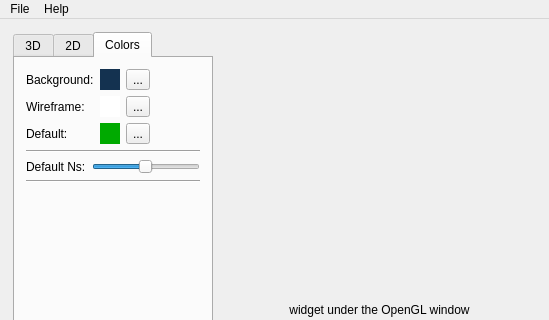
Qt form src/qt/main_window.ui (cppd/math) before a commit; both pictures show x 0 to 549 and y 0 to 320 of the 549 by 624 pixel window.
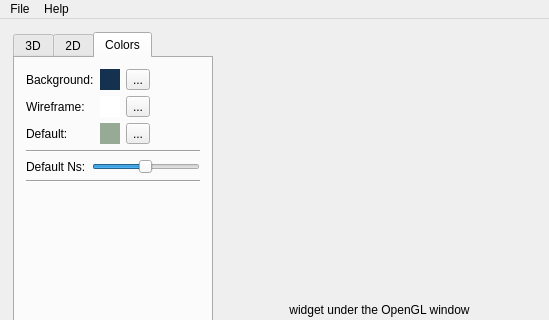
The same form after that commit. The open tabs and pages were chosen to show the change. Custom widgets are drawn as their Qt base class.

The edit to the form file:
```diff
--- a/src/qt/main_window.ui
+++ b/src/qt/main_window.ui
@@ -536,9 +536,9 @@
                       <colorrole role="Window">
                        <brush brushstyle="SolidPattern">
                         <color alpha="255">
-                         <red>0</red>
+                         <red>150</red>
                          <green>170</green>
-                         <blue>0</blue>
+                         <blue>150</blue>
                         </color>
                        </brush>
                       </colorrole>
@@ -556,9 +556,9 @@
                       <colorrole role="Window">
                        <brush brushstyle="SolidPattern">
                         <color alpha="255">
-                         <red>0</red>
+                         <red>150</red>
                          <green>170</green>
-                         <blue>0</blue>
+                         <blue>150</blue>
                         </color>
                        </brush>
                       </colorrole>
@@ -567,18 +567,18 @@
                       <colorrole role="Base">
                        <brush brushstyle="SolidPattern">
                         <color alpha="255">
-                         <red>0</red>
+                         <red>150</red>
                          <green>170</green>
-                         <blue>0</blue>
+                         <blue>150</blue>
                         </color>
                        </brush>
                       </colorrole>
                       <colorrole role="Window">
                        <brush brushstyle="SolidPattern">
                         <color alpha="255">
-                         <red>0</red>
+                         <red>150</red>
                          <green>170</green>
-                         <blue>0</blue>
+                         <blue>150</blue>
                         </color>
                        </brush>
                       </colorrole>
```
Left out of the diff: 2 changed lines with no effect on the pictures.
